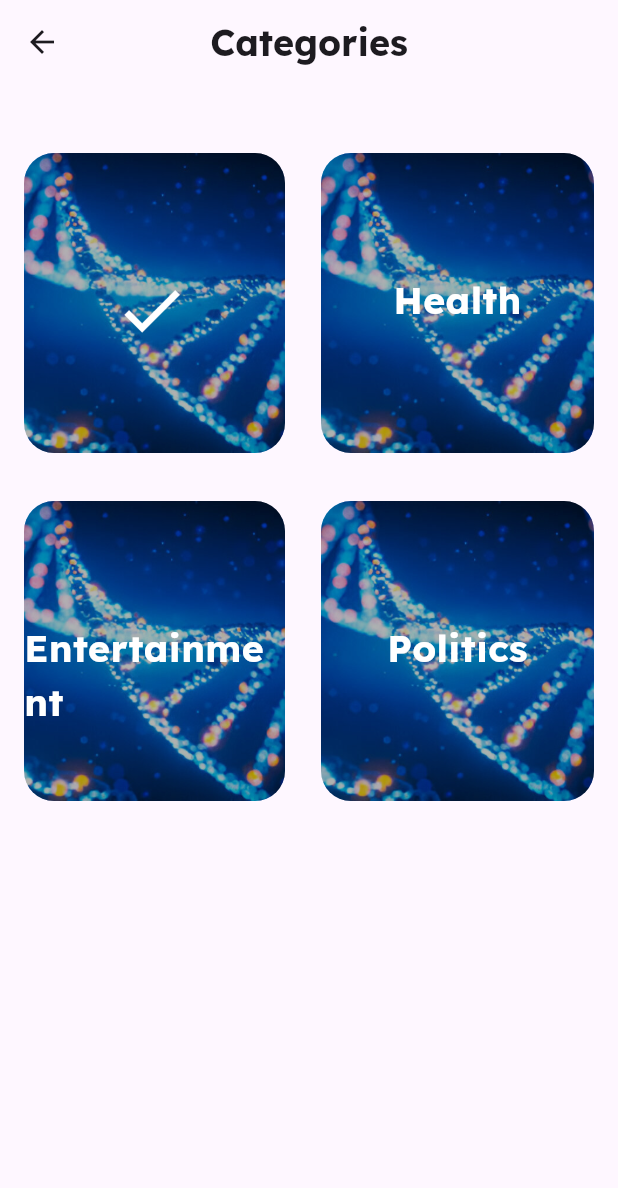
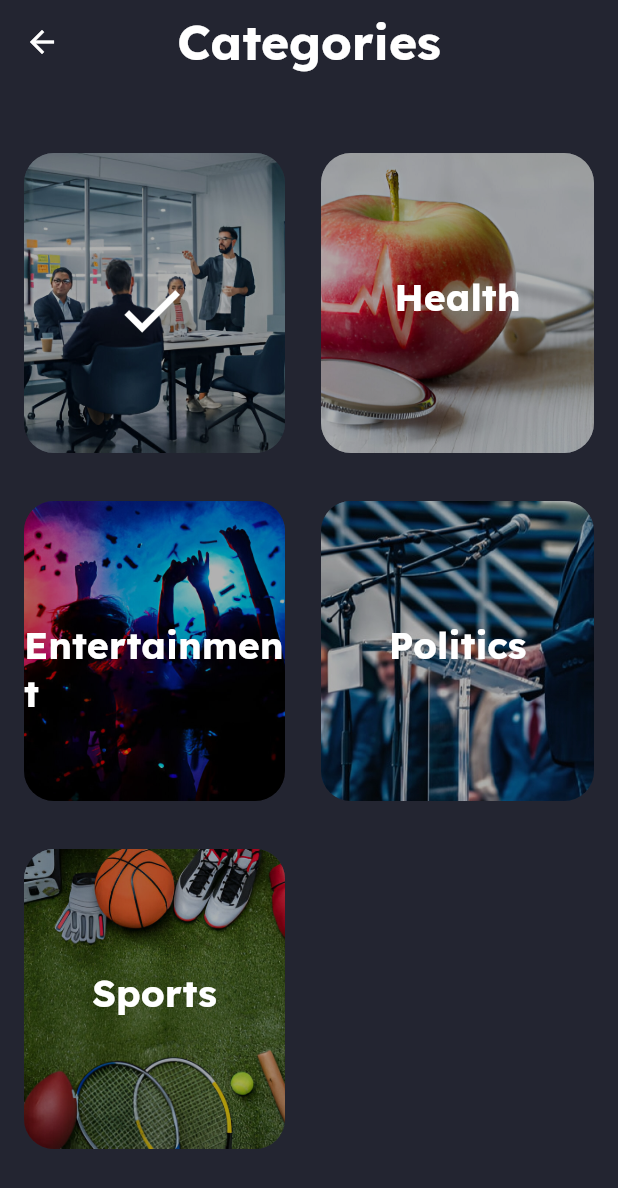
Before and after one commit to Abhinav771/TrendTrove, a Flutter app: the Categories screen opened directly, after a tap on "Business", on a phone screen of 412 x 824 dp. Shown: the top 1188 px of the screen. Run offline on Flutter 3.47's test engine with Material 3 defaults, Android fonts, the phone set to English and light mode, and no system bars; our stand-ins replace bloc, carousel_slider, equatable, flutter_bloc; network calls fail.

Commit message:
dark theme introduced

```diff
--- /dev/null
+++ b/lib/Theme/theme.dart
@@ -0,0 +1,66 @@
+
+
+
+import 'package:flutter/material.dart';
+
+ThemeData lightTheme =ThemeData(
+  primaryColor: Colors.white,
+  secondaryHeaderColor: Colors.black,
+  primarySwatch: Colors.blue,
+  scaffoldBackgroundColor: Color(0XFFF5F5F5),
+  appBarTheme: AppBarTheme(
+    backgroundColor: Colors.blue[300],
+    iconTheme: IconThemeData(
+      color: Colors.white,),
+  ),
+  textTheme: TextTheme(
+    headlineLarge: TextStyle(fontWeight: FontWeight.bold,
+        fontSize: 32,
+        fontFamily: 'LexendDeca',
+        color: Colors.black),
+    titleLarge: TextStyle(fontWeight: FontWeight.bold,
+        fontSize: 25,
+        fontFamily: 'LexendDeca',
+        color: Colors.black),
+    titleSmall:TextStyle(
+      fontSize: 18,
+      color: Colors.white,
+      fontWeight: FontWeight.bold,
+      fontFamily: 'LexendDeca',),
+  ),
+
+
+);
+
+
+
+ThemeData darkTheme =ThemeData(
+  primaryColor: Color(0XFF333645),
+  secondaryHeaderColor: Colors.white70,
+
+  primarySwatch: Colors.deepPurple,
+  scaffoldBackgroundColor: Color(0XFF232531),
+
+  appBarTheme: AppBarTheme(
+    backgroundColor: Color(0XFF232531),
+    iconTheme: IconThemeData(
+      color: Colors.white,),
+  ),
+  textTheme: TextTheme(
+    headlineLarge: TextStyle(fontWeight: FontWeight.bold,
+        fontSize: 32,
+        fontFamily: 'LexendDeca',
+        color: Colors.white),
+    titleLarge: TextStyle(fontWeight: FontWeight.bold,
+        fontSize: 25,
+        fontFamily: 'LexendDeca',
+        color: Colors.white),
+    titleSmall:TextStyle(
+      fontSize: 18,
+      color: Colors.white,
+      fontWeight: FontWeight.bold,
+      fontFamily: 'LexendDeca',),
+  ),
+
+
+);
--- a/lib/bloc/category/category_bloc.dart
+++ b/lib/bloc/category/category_bloc.dart
@@ -48,7 +48,7 @@ class CategoryBloc extends Bloc<CategoryEvent,CategoryState>{
                     print(f[2]);
                 }
             }
-            else{
+            else if(event.category=='Politics'){
                 if(f[3]==true){
                     f[3]=false;
                     print('Health: '+f[3].toString());
@@ -58,6 +58,16 @@ class CategoryBloc extends Bloc<CategoryEvent,CategoryState>{
                     print(f[3]);
                 }
             }
+            else{
+                if(f[4]==true){
+                    f[4]=false;
+                    print('Health: '+f[4].toString());
+                }
+                else{
+                    f[4]=true;
+                    print(f[4]);
+                }
+            }
             emit(CategoryFinal(f));
             categoryList.categoryBoolList=f;
         });
--- /dev/null
+++ b/lib/bloc/theme/theme_bloc.dart
@@ -0,0 +1,13 @@
+import 'package:bloc/bloc.dart';
+import 'package:meta/meta.dart';
+
+part 'theme_event.dart';
+part 'theme_state.dart';
+
+class ThemeBloc extends Bloc<ThemeEvent, ThemeState> {
+  ThemeBloc() : super(ThemeInitial()) {
+    on<ThemeEvent>((event, emit) {
+      // TODO: implement event handler
+    });
+  }
+}
--- /dev/null
+++ b/lib/bloc/theme/theme_event.dart
@@ -0,0 +1,4 @@
+part of 'theme_bloc.dart';
+
+@immutable
+sealed class ThemeEvent {}
--- /dev/null
+++ b/lib/bloc/theme/theme_state.dart
@@ -0,0 +1,6 @@
+part of 'theme_bloc.dart';
+
+@immutable
+sealed class ThemeState {}
+
+final class ThemeInitial extends ThemeState {}
--- a/lib/components/news_tile.dart
+++ b/lib/components/news_tile.dart
@@ -17,7 +17,7 @@ class NewsTile extends StatelessWidget {
 
         height: 150,
         decoration: BoxDecoration(
-          color: Colors.white,
+          color: Theme.of(context).primaryColor,
           borderRadius: BorderRadius.circular(10),
         ),
         child: Row(children: [
@@ -61,7 +61,7 @@ class NewsTile extends StatelessWidget {
                     child: Padding(
                       padding: const EdgeInsets.all(5.0),
                       child: Text(category.toUpperCase(),
-                        style: TextStyle(fontSize: 12,fontWeight: FontWeight.bold,color: Colors.white,fontFamily: 'LexendDeca'),
+                        style: Theme.of(context).textTheme.titleSmall?.copyWith(fontSize: 12),
                         overflow: TextOverflow.ellipsis,
                         maxLines: 2,
                         // textAlign: TextAlign.center,
@@ -71,7 +71,7 @@ class NewsTile extends StatelessWidget {
                 ),Padding(
                   padding: const EdgeInsets.only(left:8.0,right:8),
                   child:  Text(headline,
-                    style: TextStyle(fontSize: 15,fontWeight: FontWeight.bold,fontFamily: 'LexendDeca'),
+                    style: Theme.of(context).textTheme.titleLarge?.copyWith(fontSize: 15,color: Theme.of(context).secondaryHeaderColor),
                     overflow: TextOverflow.ellipsis,
                     maxLines: 3,
                     // textAlign: TextAlign.center,
--- a/lib/main.dart
+++ b/lib/main.dart
@@ -1,9 +1,11 @@
 import 'package:flutter/material.dart';
 import 'package:flutter_bloc/flutter_bloc.dart';
+import 'package:news_app/Theme/theme.dart';
 import 'package:news_app/bloc/category/category_bloc.dart';
 import 'package:news_app/bloc/news_event.dart';
 import 'package:news_app/repository/news_repository.dart';
 import 'package:news_app/screens/homepage.dart';
+import 'package:news_app/utilities/constants.dart';
 
 import 'bloc/news_bloc.dart';
 
@@ -27,6 +29,7 @@ class MyApp extends StatelessWidget {
         child: BlocProvider(
           create: (context) => CategoryBloc(),
           child: MaterialApp(
+            theme: darkTheme,
             home: HomePage(),
           ),
         ),
--- a/lib/screens/categories.dart
+++ b/lib/screens/categories.dart
@@ -19,7 +19,7 @@ class _CategoriesState extends State<Categories> {
   Widget build(BuildContext context) {
     return Scaffold(
         appBar: AppBar(
-          title:Text('Categories',style: TextStyle(fontWeight: FontWeight.bold,fontSize: 24,fontFamily: 'LexendDeca'),),
+          title:Text('Categories',style: Theme.of(context).textTheme.headlineLarge,),
           centerTitle: true,
         ),
         body: Container(
@@ -42,7 +42,7 @@ class _CategoriesState extends State<Categories> {
                             height: 200,
                             child: ClipRRect(
                               borderRadius: BorderRadius.circular(20),
-                              child: Image.asset('images/categories_choice/science.jpg',
+                              child: Image.asset('images/categories_choice/business1.jpg',
                                   fit: BoxFit.cover,
                                   height: double.infinity,
                                   width: double.infinity),
@@ -94,10 +94,7 @@ class _CategoriesState extends State<Categories> {
                                               crossAxisAlignment: CrossAxisAlignment.center,
                                               children: [
                                                 SizedBox(height: 80,),
-                                                Text('Business', style: TextStyle(fontSize: 25,
-                                                    color: Colors.white,
-                                                    fontWeight: FontWeight.bold,
-                                                    fontFamily: 'LexendDeca'),),
+                                                Text('Business', style: Theme.of(context).textTheme.titleLarge?.copyWith(color: Colors.white),),
 
 
                                               ],)
@@ -113,10 +110,7 @@ class _CategoriesState extends State<Categories> {
                                             crossAxisAlignment: CrossAxisAlignment.center,
                                             children: [
                                               SizedBox(height: 80,),
-                                              Text('Business', style: TextStyle(fontSize: 25,
-                                                  color: Colors.white,
-                                                  fontWeight: FontWeight.bold,
-                                                  fontFamily: 'LexendDeca'),),
+                                              Text('Business', style: Theme.of(context).textTheme.titleLarge?.copyWith(color: Colors.white),),
 
 
                                             ],)
@@ -144,7 +138,7 @@ class _CategoriesState extends State<Categories> {
                             height: 200,
                             child: ClipRRect(
                               borderRadius: BorderRadius.circular(20),
-                              child: Image.asset('images/categories_choice/science.jpg',
+                              child: Image.asset('images/categories_choice/health.jpg',
                                   fit: BoxFit.cover,
                                   height: double.infinity,
                                   width: double.infinity),
@@ -196,10 +190,8 @@ class _CategoriesState extends State<Categories> {
                                           crossAxisAlignment: CrossAxisAlignment.center,
                                           children: [
                                             SizedBox(height: 80,),
-                                            Text('Health', style: TextStyle(fontSize: 25,
-                                                color: Colors.white,
-                                                fontWeight: FontWeight.bold,
-                                                fontFamily: 'LexendDeca'),),
+                                            Text('Health',
+                                              style: Theme.of(context).textTheme.titleLarge?.copyWith(color: Colors.white),),
 
 
                                           ],)
@@ -215,10 +207,7 @@ class _CategoriesState extends State<Categories> {
                                         crossAxisAlignment: CrossAxisAlignment.center,
                                         children: [
                                           SizedBox(height: 80,),
-                                          Text('Health', style: TextStyle(fontSize: 25,
-                                              color: Colors.white,
-                                              fontWeight: FontWeight.bold,
-                                              fontFamily: 'LexendDeca'),),
+                                          Text('Health', style: Theme.of(context).textTheme.titleLarge?.copyWith(color: Colors.white),),
 
 
                                         ],)
@@ -247,7 +236,7 @@ class _CategoriesState extends State<Categories> {
                             height: 200,
                             child: ClipRRect(
                               borderRadius: BorderRadius.circular(20),
-                              child: Image.asset('images/categories_choice/science.jpg',
+                              child: Image.asset('images/categories_choice/entertainment.jpg',
                                   fit: BoxFit.cover,
                                   height: double.infinity,
                                   width: double.infinity),
@@ -299,10 +288,8 @@ class _CategoriesState extends State<Categories> {
                                           crossAxisAlignment: CrossAxisAlignment.center,
                                           children: [
                                             SizedBox(height: 80,),
-                                            Text('Entertainment', style: TextStyle(fontSize: 25,
-                                                color: Colors.white,
-                                                fontWeight: FontWeight.bold,
-                                                fontFamily: 'LexendDeca'),),
+                                            Text('Entertainment',
+                                              style: Theme.of(context).textTheme.titleLarge?.copyWith(color: Colors.white),),
 
 
                                           ],)
@@ -318,10 +305,8 @@ class _CategoriesState extends State<Categories> {
                                         crossAxisAlignment: CrossAxisAlignment.center,
                                         children: [
                                           SizedBox(height: 80,),
-                                          Text('Entertainment', style: TextStyle(fontSize: 25,
-                                              color: Colors.white,
-                                              fontWeight: FontWeight.bold,
-                                              fontFamily: 'LexendDeca'),),
+                                          Text('Entertainment',
+                                            style: Theme.of(context).textTheme.titleLarge?.copyWith(color: Colors.white),),
 
 
                                         ],)
@@ -349,7 +334,7 @@ class _CategoriesState extends State<Categories> {
                             height: 200,
                             child: ClipRRect(
                               borderRadius: BorderRadius.circular(20),
-                              child: Image.asset('images/categories_choice/science.jpg',
+                              child: Image.asset('images/categories_choice/politics1.jpg',
                                   fit: BoxFit.cover,
                                   height: double.infinity,
                                   width: double.infinity),
@@ -401,10 +386,7 @@ class _CategoriesState extends State<Categories> {
                                           crossAxisAlignment: CrossAxisAlignment.center,
                                           children: [
                                             SizedBox(height: 80,),
-                                            Text('Politics', style: TextStyle(fontSize: 25,
-                                                color: Colors.white,
-                                                fontWeight: FontWeight.bold,
-                                                fontFamily: 'LexendDeca'),),
+                                            Text('Politics', style: Theme.of(context).textTheme.titleLarge?.copyWith(color: Colors.white),),
 
 
                                           ],)
@@ -420,10 +402,7 @@ class _CategoriesState extends State<Categories> {
                                         crossAxisAlignment: CrossAxisAlignment.center,
                                         children: [
                                           SizedBox(height: 80,),
-                                          Text('Politics', style: TextStyle(fontSize: 25,
-                                              color: Colors.white,
-                                              fontWeight: FontWeight.bold,
-                                              fontFamily: 'LexendDeca'),),
+                                          Text('Politics', style: Theme.of(context).textTheme.titleLarge?.copyWith(color: Colors.white),),
 
 
                                         ],)
@@ -436,6 +415,109 @@ class _CategoriesState extends State<Categories> {
                           ),
                         ],
                       ),
+                    )
+                  ),),
+                ],),Row(children: [
+                  Expanded(child: Padding(
+                    padding: const EdgeInsets.all(16.0),
+                    child: Container(
+                      child: Stack(
+                        children: [
+                          Container(
+                            decoration: BoxDecoration(
+
+                              borderRadius: BorderRadius.circular(20),
+                            ),
+                            height: 200,
+                            child: ClipRRect(
+                              borderRadius: BorderRadius.circular(20),
+                              child: Image.asset('images/categories_choice/sports1.jpg',
+                                  fit: BoxFit.cover,
+                                  height: double.infinity,
+                                  width: double.infinity),
+                            ),
+                            // color: Colors.red,
+                          ),
+                          Container(
+
+                            height: 200,
+                            decoration: BoxDecoration(
+                              color: Colors.black.withOpacity(0.3),
+                              borderRadius: BorderRadius.circular(20),
+                            ),
+                          ),
+                          InkWell(
+                            onTap: () {
+                              context.read<CategoryBloc>().add(SelectCategory('Sports'));
+                            },
+                            child:BlocBuilder<CategoryBloc, CategoryState>(
+                              builder: (context, state) {
+                                if(state is CategoryFinal){
+
+                                  bool a=state.fcat[4];
+                                  print('CatSports: '+a.toString());
+                                  if(a){
+                                    print('CatSports: '+a.toString());
+                                    return Container(
+                                      child: Column(
+                                        mainAxisAlignment: MainAxisAlignment.center,
+                                        crossAxisAlignment: CrossAxisAlignment.center,
+                                        children: [
+                                          SizedBox(height: 80,),
+                                          Row(children: [
+                                            SizedBox(width: 60,),
+                                            Icon(Icons.check,size: 50,color: Colors.white,),
+                                          ],),
+
+
+                                        ],),
+                                    );
+                                  }
+                                  else{
+                                    print('CatSports: '+a.toString());
+                                    return Container(
+                                        alignment: Alignment.center,
+
+                                        child: Column(
+                                          mainAxisAlignment: MainAxisAlignment.center,
+                                          crossAxisAlignment: CrossAxisAlignment.center,
+                                          children: [
+                                            SizedBox(height: 80,),
+                                            Text('Sports', style: Theme.of(context).textTheme.titleLarge?.copyWith(color: Colors.white),),
+
+
+                                          ],)
+                                    );
+                                  }
+                                }
+                                else{
+                                  return Container(
+                                      alignment: Alignment.center,
+
+                                      child: Column(
+                                        mainAxisAlignment: MainAxisAlignment.center,
+                                        crossAxisAlignment: CrossAxisAlignment.center,
+                                        children: [
+                                          SizedBox(height: 80,),
+                                          Text('Sports', style: Theme.of(context).textTheme.titleLarge?.copyWith(color: Colors.white),),
+
+
+                                        ],)
+                                  );
+                                }
+                              },
+                            ),
+
+
+                          ),
+                        ],
+                      ),
+                    ),
+                  ),),
+                  Expanded(child: Padding(
+                    padding: const EdgeInsets.only(top:16,right:16,bottom: 16,left: 8),
+                    child: Container(
+                      color: Colors.transparent,
                     )
                   ),),
                 ],),
--- a/lib/screens/homepage.dart
+++ b/lib/screens/homepage.dart
@@ -1,5 +1,5 @@
 import 'dart:convert';
-
+// backgroundColor: Color(0XFFEBEBEB),
 import 'package:carousel_slider/carousel_options.dart';
 import 'package:carousel_slider/carousel_slider.dart' as carousel_slider; // Use alias to avoid conflicts
 import 'package:flutter/material.dart';
@@ -113,7 +113,8 @@ class _HomePageState extends State<HomePage> {
         child: DrawerContainer(),
       ),
       appBar: AppBar(
-        backgroundColor: Color(0XFFEBEBEB),
+
+
         actions: [
           Padding(
             padding: const EdgeInsets.only(right: 8.0),
@@ -134,15 +135,12 @@ class _HomePageState extends State<HomePage> {
         ],
         title: Text(
           'Newsly',
-          style: TextStyle(fontWeight: FontWeight.bold,
-              fontSize: 24,
-              fontFamily: 'LexendDeca',
-              color: Colors.black),
+          style: Theme.of(context).textTheme.headlineLarge,
         ),
         centerTitle: true,
 
       ),
-      backgroundColor: Color(0XFFF5F5F5),
+      // backgroundColor: Color(0XFFF5F5F5),
       body: Column(
         children: [
           SizedBox(height: 10),
@@ -235,10 +233,7 @@ class _HomePageState extends State<HomePage> {
                   children: [
                     Padding(
                       padding: const EdgeInsets.only(left: 16.0, top: 16),
-                      child: Text('Top News', style: TextStyle(
-                          fontSize: 25,
-                          fontWeight: FontWeight.bold,
-                          fontFamily: 'LexendDeca')),
+                      child: Text('Top News', style: Theme.of(context).textTheme.titleLarge,)
                     ),
                   ],
                 ),
@@ -299,12 +294,7 @@ class _HomePageState extends State<HomePage> {
                                         right: 30, // Added to ensure the text can wrap within bounds
                                         child: Text(
                                           newsItem.title ?? 'No Title',
-                                          style: TextStyle(
-                                            fontSize: 18,
-                                            color: Colors.white,
-                                            fontWeight: FontWeight.bold,
-                                            fontFamily: 'LexendDeca',
-                                          ),
+                                          style: Theme.of(context).textTheme.titleSmall,
                                           overflow:  TextOverflow.ellipsis, // Allows text to wrap
                                           maxLines: 2,
                                           softWrap: true, // Ensures text wraps to the next line
@@ -350,10 +340,7 @@ class _HomePageState extends State<HomePage> {
                   children: [
                     Padding(
                       padding: const EdgeInsets.only(left: 16.0, top: 16),
-                      child: Text('Recommendation', style: TextStyle(
-                          fontSize: 25,
-                          fontWeight: FontWeight.bold,
-                          fontFamily: 'LexendDeca')),
+                      child: Text('Recommendation', style: Theme.of(context).textTheme.titleLarge),
                     ),
                   ],
                 ),
--- a/lib/utils/category_list.dart
+++ b/lib/utils/category_list.dart
@@ -1,5 +1,5 @@
 
 
 class CategoryList{
-  List<dynamic> categoryBoolList=[false,false,false,false];
+  List<dynamic> categoryBoolList=[false,false,false,false,false];
 }
```
Also changed, not shown: images/categories_choice/politics.jpg (added), images/categories_choice/politics1.jpg (added).
